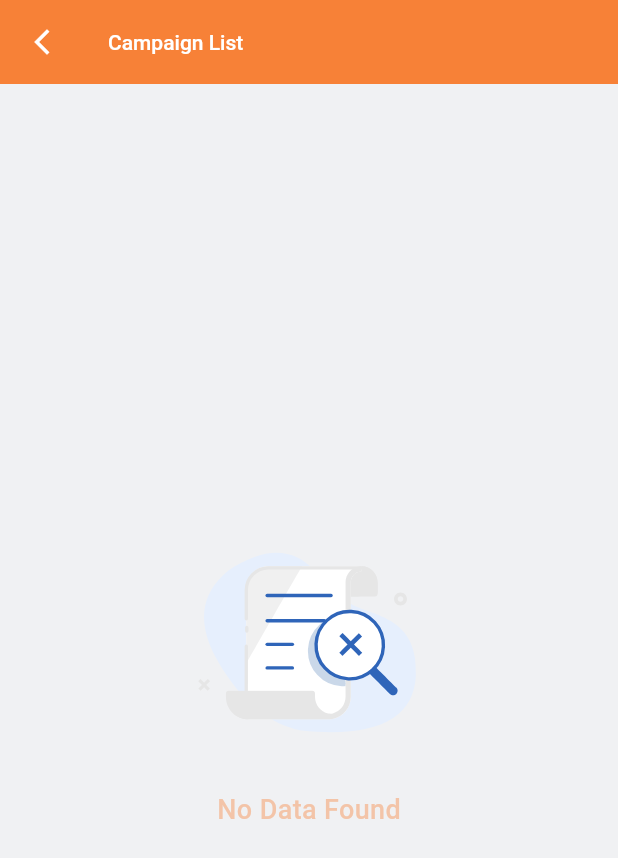
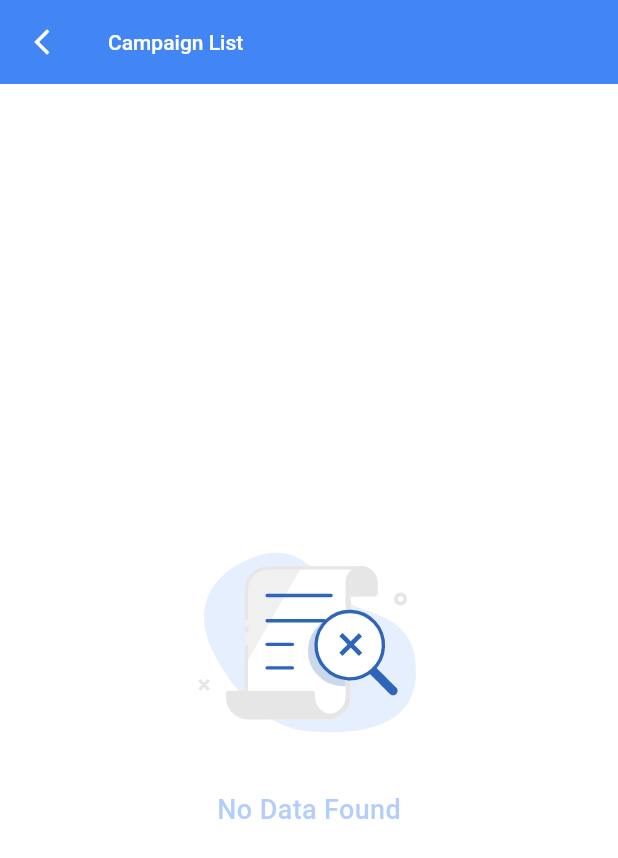
Before and after one commit to diyorxalloqov/AdDrive, a Flutter app: the CampaignsScreen screen opened by its route, on a phone screen of 412 x 824 dp. Shown: the top 858 px of the screen. Run offline on Flutter 3.47's test engine with Material 3 defaults, Android fonts, the phone set to English and light mode, and no system bars; our stand-ins replace adaptive_theme, after_layout, cached_network_image, cloud_firestore, dio, firebase_auth and 20 more; missing offline and left inert: flutter_polyline_points; accounts and stored records are empty; network calls fail; project files that could hold a hidden picture were left out.

```diff
--- a/lib/app_config/app_config.dart
+++ b/lib/app_config/app_config.dart
@@ -35,7 +35,7 @@ class App {
 
 class CustomColors {
 
-  final Color _mainColor = const Color(0xFFf78137);
+  final Color _mainColor = const Color(0xff4285F4);
   final Color _mainDarkColor = const Color(0xFFC55D1C);
   final Color _secondColor = const Color(0xFFfb412a);
   final Color _secondDarkColor = const Color(0xFFcb3421);
--- a/lib/app_theme/theme.dart
+++ b/lib/app_theme/theme.dart
@@ -10,7 +10,7 @@ class AppTheme {
     cardColor: const Color(0xffE7E8EA),
     canvasColor: Colors.black,
     cardTheme: const CardTheme(color: Color(0xffE7E8EA)),
-    scaffoldBackgroundColor: const Color(0xffF0F1F3),
+    scaffoldBackgroundColor: const Color(0xffFFFFFF),
     appBarTheme: AppBarTheme(color: CustomColors().mainColor(1)),
     primarySwatch: const MaterialColor(
       0xFF041E48,
--- a/lib/screens/auth/user_authenticate.dart
+++ b/lib/screens/auth/user_authenticate.dart
@@ -26,7 +26,7 @@ class UserAuthenticateState extends State<UserAuthenticate> {
       init: SignInUpController(),
       initState: (_) => SignInUpController(),
       builder: (controller) {
-        return showSignIn
+        return !showSignIn
             ? UserSignUp(toggleView: toggleView)
             : UserSignIn(toggleView: toggleView);
       },
--- a/lib/screens/inbox/inbox_screen.dart
+++ b/lib/screens/inbox/inbox_screen.dart
@@ -43,7 +43,7 @@ class _InboxScreenState extends State<InboxScreen>
                   automaticIndicatorColorAdjustment: true,
                   tabs: [
                     Tab(
-                      text: 'message'.tr,
+                      text: 'message'.tr
                     ),
                     Tab(
                       text: 'notifications'.tr,
--- a/lib/screens/splash_screen/splash_screen.dart
+++ b/lib/screens/splash_screen/splash_screen.dart
@@ -1,5 +1,6 @@
 import 'dart:async';
 import 'package:flutter/material.dart';
+import 'package:flutter_texi_tracker/app_config/app_config.dart';
 import 'package:flutter_texi_tracker/generated/assets.dart';
 import 'package:flutter_texi_tracker/screens/wrapper/location_wrapper.dart';
 
@@ -47,12 +48,12 @@ class SplashScreenState extends State<SplashScreen>
   @override
   Widget build(BuildContext context) {
     return Scaffold(
-      backgroundColor: Colors.white,
+      backgroundColor: CustomColors().mainColor(1),
       body: FadeTransition(
         opacity: _animation,
         child: Center(
           child: SizedBox(
-            height: 200.0,
+            height: 300.0,
             child: Image.asset(Assets.logoLauncherIconDark),
           ),
         ),
```
Also changed, not shown: lib/screens/auth/sign_in.dart (+17 -19 lines), 23 other files.
